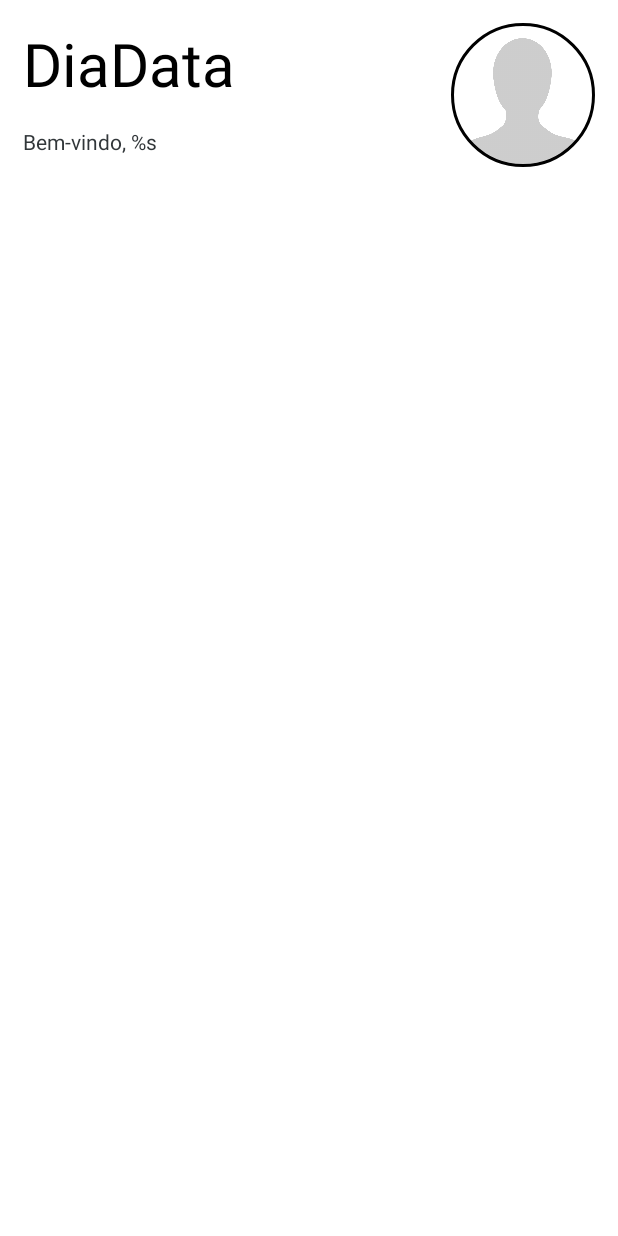
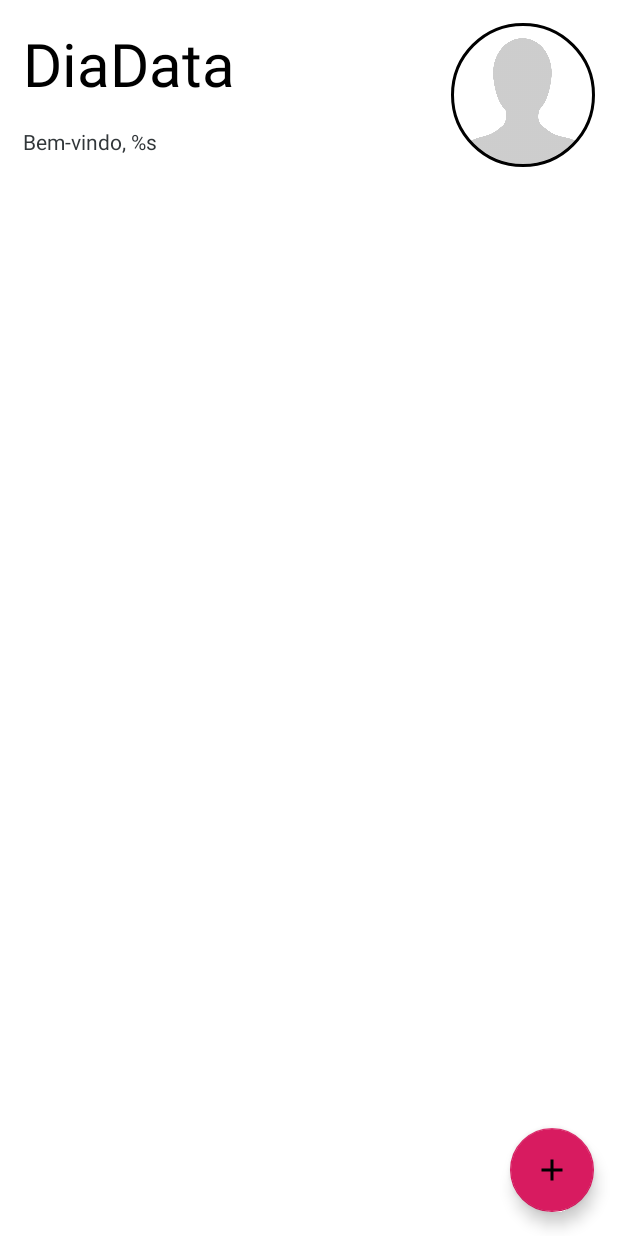
Before and after one commit to black9404/DiaData, an Android app: the fragment Dashboard placed in its activity, on a phone screen of 412 x 824 dp. Run offline under Robolectric (Android 15) with nearby library versions, the phone set to English and light mode, and no system bars; our stand-ins replace CircleImageView.

Commit message:
Alterada a lógica do dashboard e do formulário.

```diff
--- a/app/build.gradle
+++ b/app/build.gradle
@@ -26,6 +26,7 @@ dependencies {
     implementation 'androidx.legacy:legacy-support-v4:1.0.0'
     implementation 'com.google.code.gson:gson:2.8.6'
     implementation "androidx.room:room-runtime:2.2.5"
+    implementation 'com.google.android.material:material:1.1.0'
     annotationProcessor "androidx.room:room-compiler:2.2.5"
     testImplementation 'junit:junit:4.12'
     androidTestImplementation 'androidx.test.ext:junit:1.1.1'
--- a/app/src/main/java/com/example/android/diadata/ui/Dashboard.java
+++ b/app/src/main/java/com/example/android/diadata/ui/Dashboard.java
@@ -12,12 +12,14 @@ import android.view.ViewGroup;
 import android.widget.TextView;
 
 import com.example.android.diadata.R;
+import com.google.android.material.floatingactionbutton.FloatingActionButton;
 
 import java.util.Objects;
 
 public class Dashboard extends Fragment {
 
     private TextView userNameTextView;
+    private FloatingActionButton addFloatingActionButton;
 
     @Override
     public View onCreateView(LayoutInflater inflater, ViewGroup container, Bundle savedInstanceState) {
@@ -34,6 +36,13 @@ public class Dashboard extends Fragment {
     //metodo que instancia todos os elementos presentes no layout
     private void initViews() {
         userNameTextView = Objects.requireNonNull(getView()).findViewById(R.id.username);
+        addFloatingActionButton = getView().findViewById(R.id.fab);
+        addFloatingActionButton.setOnClickListener(new View.OnClickListener() {
+            @Override
+            public void onClick(View v) {
+                addData();
+            }
+        });
     }
 
     //metodo que preenche as informações armazenadas
@@ -45,4 +54,9 @@ public class Dashboard extends Fragment {
 
     }
 
+    //metodo que adiciona um alimento/refeição
+    private void addData() {
+
+    }
+
 }
--- /dev/null
+++ b/app/src/main/res/drawable/ic_add.xml
@@ -0,0 +1,9 @@
+<vector xmlns:android="http://schemas.android.com/apk/res/android"
+    android:width="18dp"
+    android:height="18dp"
+    android:viewportWidth="24"
+    android:viewportHeight="24">
+  <path
+      android:pathData="M19,13h-6v6h-2v-6H5v-2h6V5h2v6h6v2z"
+      android:fillColor="#000000"/>
+</vector>
--- a/app/src/main/res/layout/dashboard.xml
+++ b/app/src/main/res/layout/dashboard.xml
@@ -1,6 +1,5 @@
 <?xml version="1.0" encoding="utf-8"?>
-<androidx.constraintlayout.widget.ConstraintLayout
-    xmlns:android="http://schemas.android.com/apk/res/android"
+<androidx.constraintlayout.widget.ConstraintLayout xmlns:android="http://schemas.android.com/apk/res/android"
     xmlns:app="http://schemas.android.com/apk/res-auto"
     xmlns:tools="http://schemas.android.com/tools"
     android:layout_width="match_parent"
@@ -39,4 +38,15 @@
         app:layout_constraintEnd_toEndOf="parent"
         app:layout_constraintTop_toTopOf="parent" />
 
+    <com.google.android.material.floatingactionbutton.FloatingActionButton
+        android:id="@+id/fab"
+        android:layout_width="wrap_content"
+        android:layout_height="wrap_content"
+        android:layout_gravity="end|bottom"
+        android:layout_margin="16dp"
+        android:src="@drawable/ic_add"
+        app:layout_constraintBottom_toBottomOf="parent"
+        app:layout_constraintEnd_toEndOf="parent" />
+
+
 </androidx.constraintlayout.widget.ConstraintLayout>
```
Also changed, not shown: app/src/main/java/com/example/android/diadata/ui/UserDataForm.java (+5 -10 lines).
